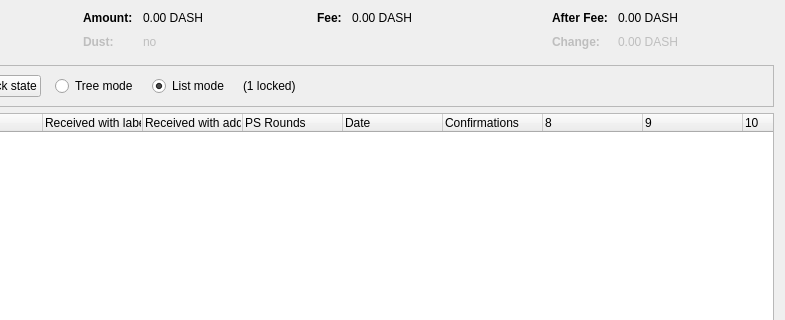
Qt form src/qt/forms/coincontroldialog.ui (Dito24/MDClassic) before a commit; both pictures show x 169 to 954 and y 0 to 320 of the 954 by 500 pixel window.
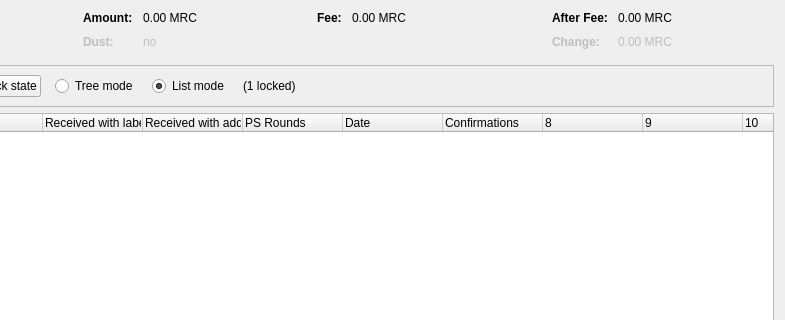
The same form after that commit. Custom widgets are drawn as their Qt base class.

The edit to the form file:
```diff
--- a/src/qt/forms/coincontroldialog.ui
+++ b/src/qt/forms/coincontroldialog.ui
@@ -132,7 +132,7 @@
           <enum>Qt::ActionsContextMenu</enum>
          </property>
          <property name="text">
-          <string notr="true">0.00 DASH</string>
+          <string notr="true">0.00 MRC</string>
          </property>
          <property name="textInteractionFlags">
           <set>Qt::LinksAccessibleByMouse|Qt::TextSelectableByKeyboard|Qt::TextSelectableByMouse</set>
@@ -212,7 +212,7 @@
           <enum>Qt::ActionsContextMenu</enum>
          </property>
          <property name="text">
-          <string notr="true">0.00 DASH</string>
+          <string notr="true">0.00 MRC</string>
          </property>
          <property name="textInteractionFlags">
           <set>Qt::LinksAccessibleByMouse|Qt::TextSelectableByKeyboard|Qt::TextSelectableByMouse</set>
@@ -257,7 +257,7 @@
           <enum>Qt::ActionsContextMenu</enum>
          </property>
          <property name="text">
-          <string notr="true">0.00 DASH</string>
+          <string notr="true">0.00 MRC</string>
          </property>
          <property name="textInteractionFlags">
           <set>Qt::LinksAccessibleByMouse|Qt::TextSelectableByKeyboard|Qt::TextSelectableByMouse</set>
@@ -292,7 +292,7 @@
           <enum>Qt::ActionsContextMenu</enum>
          </property>
          <property name="text">
-          <string notr="true">0.00 DASH</string>
+          <string notr="true">0.00 MRC</string>
          </property>
          <property name="textInteractionFlags">
           <set>Qt::LinksAccessibleByMouse|Qt::TextSelectableByKeyboard|Qt::TextSelectableByMouse</set>
```
